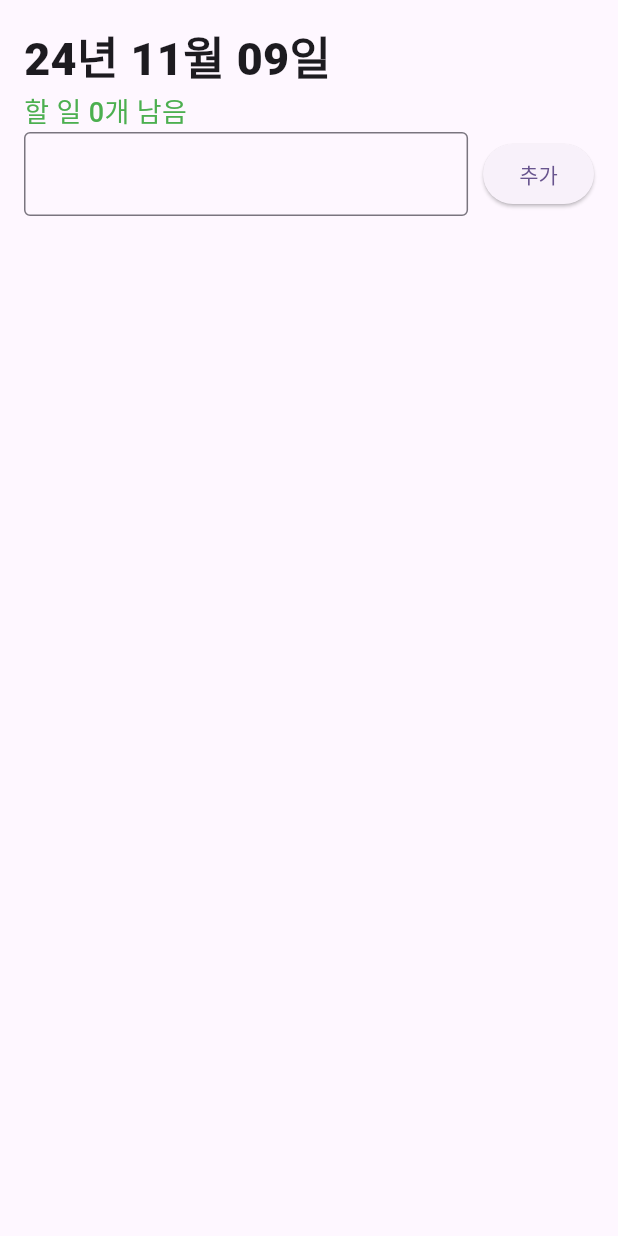
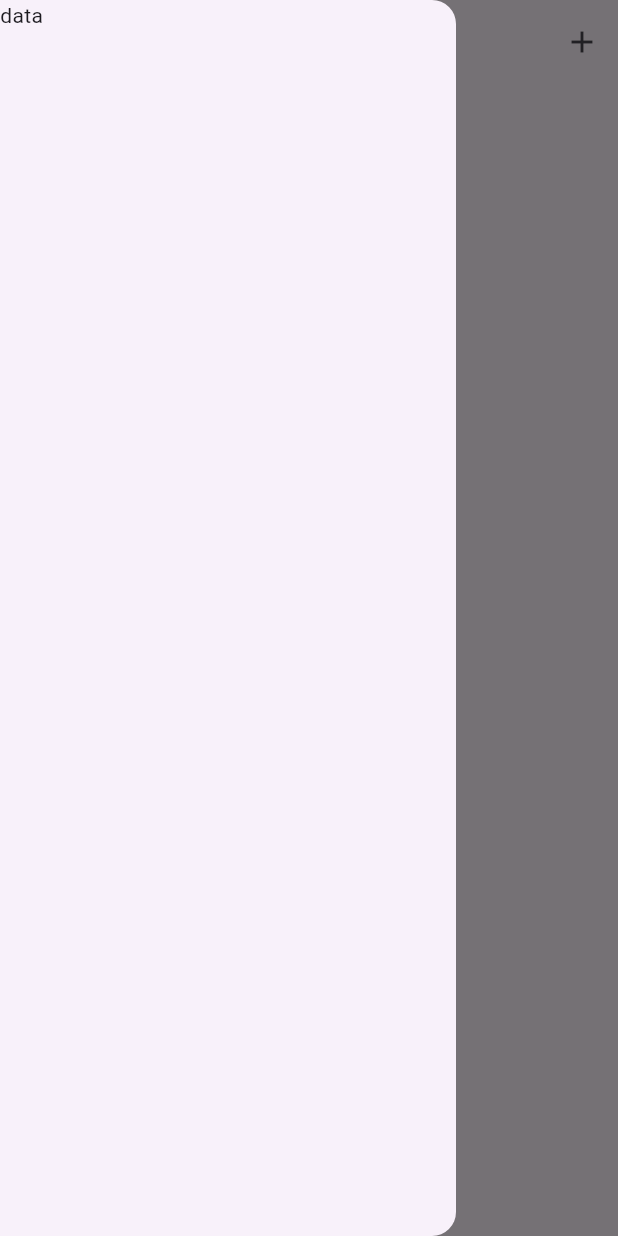
Before and after one commit to munseunggyu/flutter, a Flutter app: the screen it shows after launch, with the side drawer open (before the commit the screen has no drawer), on a phone screen of 412 x 824 dp. Run offline on Flutter 3.47's test engine with Material 3 defaults, Android fonts, the light colour scheme and no system bars; our stand-ins replace image_picker, shared_preferences, video_player, webview_flutter.

Commit message:
Todo 코드리팩토링

```diff
--- a/todo/lib/main.dart
+++ b/todo/lib/main.dart
@@ -17,16 +17,11 @@ class _MyAppState extends State<MyApp> {
   @override
   Widget build(BuildContext context) {
     return MaterialApp(
-      title: 'Flutter Demo',
-      theme: ThemeData(
-        colorScheme: ColorScheme.fromSeed(seedColor: Colors.deepPurple),
-        useMaterial3: true,
-      ),
-      home: const Scaffold(
-        body: SafeArea(
-          child: HomeScreen(),
+        title: 'Flutter Demo',
+        theme: ThemeData(
+          colorScheme: ColorScheme.fromSeed(seedColor: Colors.deepPurple),
+          useMaterial3: true,
         ),
-      ),
-    );
+        home: const HomeScreen());
   }
 }
--- a/todo/lib/screens/footer.dart
+++ /dev/null
@@ -1,52 +0,0 @@
-import 'package:flutter/material.dart';
-
-class Footer extends StatefulWidget {
-  final String input;
-  void Function(String) changeInput;
-  final VoidCallback addTodoList;
-
-  Footer(
-      {super.key,
-      required this.input,
-      required this.changeInput,
-      required this.addTodoList});
-
-  @override
-  State<Footer> createState() => _FooterState();
-}
-
-class _FooterState extends State<Footer> {
-  final myController = TextEditingController();
-
-  @override
-  Widget build(BuildContext context) {
-    return Row(
-      mainAxisAlignment: MainAxisAlignment.end,
-      children: [
-        Expanded(
-          flex: 7,
-          child: TextField(
-            onChanged: widget.changeInput,
-            decoration: const InputDecoration(
-              border: OutlineInputBorder(),
-            ),
-          ),
-        ),
-        const SizedBox(
-          width: 10,
-        ),
-        ElevatedButton(
-          onPressed: () {
-            widget.addTodoList();
-            setState(() {
-              myController.clear();
-            });
-          },
-          child: const Text(
-            '추가',
-          ),
-        )
-      ],
-    );
-  }
-}
--- a/todo/lib/screens/header.dart
+++ /dev/null
@@ -1,35 +0,0 @@
-import 'package:intl/intl.dart';
-import 'package:flutter/material.dart';
-import 'package:todo/models/todo_item.dart';
-
-class Header extends StatelessWidget {
-  final now = DateTime.now();
-  late String formattedDate = DateFormat('yy년 MM월 dd일').format(now);
-  final List<TodoItem> todoList;
-  // 오늘 날짜 담는 부분과 남은 할 일 갯수
-  Header({super.key, required this.todoList});
-
-  @override
-  Widget build(BuildContext context) {
-    return Column(
-      crossAxisAlignment: CrossAxisAlignment.start,
-      children: [
-        Text(
-          formattedDate,
-          style: const TextStyle(
-            fontSize: 30,
-            fontWeight: FontWeight.w800,
-          ),
-        ),
-        Text(
-          '할 일 ${todoList.where((todo) => !todo.done).length.toString()}개 남음',
-          style: const TextStyle(
-            color: Colors.green,
-            fontSize: 18,
-            fontWeight: FontWeight.w500,
-          ),
-        ),
-      ],
-    );
-  }
-}
--- a/todo/lib/screens/home_screen.dart
+++ b/todo/lib/screens/home_screen.dart
@@ -1,73 +1,151 @@
 import 'package:flutter/material.dart';
-import 'package:todo/models/todo_item.dart';
-import 'package:todo/screens/body.dart';
-import 'package:todo/screens/footer.dart';
-import 'package:todo/screens/header.dart';
-
-// header 날짜 할일 갯수
-// body list 노출, check로 완료 표기, 삭제
-// footer input 영역 추가
+import 'package:shared_preferences/shared_preferences.dart';
+import 'package:todo/screens/add_task.dart';
 
 class HomeScreen extends StatefulWidget {
-  const HomeScreen({super.key});
+  const HomeScreen({
+    super.key,
+  });
 
   @override
   State<HomeScreen> createState() => _HomeScreenState();
 }
 
 class _HomeScreenState extends State<HomeScreen> {
-  int id = 0;
-  List<TodoItem> todoList = [];
-  String input = '';
+  List<String> todoList = [];
 
-  void changeInput(String value) {
+  void addTodo({required String todoText}) {
+    if (todoList.contains(todoText)) {
+      showDialog(
+          context: context,
+          builder: (context) {
+            return AlertDialog(
+              title: const Text('이미 존재함'),
+              actions: [
+                TextButton(
+                  onPressed: () {
+                    Navigator.pop(context);
+                  },
+                  child: const Text('close'),
+                ),
+              ],
+            );
+          });
+      return;
+    }
     setState(() {
-      input = value;
+      todoList.insert(0, todoText);
+      writeLocalData();
+      Navigator.pop(context);
     });
   }
 
-  void addTodoList() {
-    print('object');
+  void removeTodo(int index) {
     setState(() {
-      TodoItem newItem = TodoItem(id: id, txt: input, done: false);
-      todoList.add(newItem);
-      id += 1;
-      input = '';
+      todoList.removeAt(index);
+      writeLocalData();
+      if (Navigator.of(context).canPop()) {
+        Navigator.pop(context);
+      }
     });
   }
 
-  void todoDone(bool value, int id) {
+  void writeLocalData() async {
+    final SharedPreferences prefs = await SharedPreferences.getInstance();
+
+    await prefs.setStringList('item', todoList);
+  }
+
+  void loadData() async {
+    final SharedPreferences prefs = await SharedPreferences.getInstance();
+    final List<String> items = (prefs.getStringList('item') ?? []).toList();
+
     setState(() {
-      todoList = todoList.map((el) {
-        if (el.id == id) {
-          return TodoItem(id: el.id, txt: el.txt, done: value);
-        }
-        return el;
-      }).toList();
+      todoList = items;
     });
   }
 
   @override
+  void initState() {
+    super.initState();
+    loadData();
+  }
+
+  @override
   Widget build(BuildContext context) {
-    return Padding(
-      padding: const EdgeInsets.all(16),
-      child: Column(
-        crossAxisAlignment: CrossAxisAlignment.stretch,
-        children: [
-          Header(todoList: todoList),
-          Footer(
-            input: input,
-            changeInput: changeInput,
-            addTodoList: addTodoList,
-          ),
-          const SizedBox(
-            height: 30,
-          ),
-          Body(
-            todoList: todoList,
-            todoDone: todoDone,
+    return Scaffold(
+      drawer: const Drawer(
+        child: Text('data'),
+      ),
+      appBar: AppBar(
+        title: const Text('TODO App'),
+        centerTitle: true,
+        actions: [
+          IconButton(
+            onPressed: () {
+              showModalBottomSheet(
+                context: context,
+                builder: (context) {
+                  return Padding(
+                    padding: MediaQuery.of(context).viewInsets,
+                    child: SizedBox(
+                      height: 250,
+                      child: AddTask(
+                        addTodo: addTodo,
+                      ),
+                    ),
+                  );
+                },
+              );
+            },
+            icon: const Icon(
+              Icons.add,
+            ),
           ),
         ],
+      ),
+      body: ListView.builder(
+        itemBuilder: (context, index) {
+          return Dismissible(
+            key: UniqueKey(),
+            direction: DismissDirection.startToEnd,
+            background: Container(
+              color: Colors.red,
+              child: const Row(
+                children: [
+                  Icon(
+                    Icons.check,
+                    color: Colors.white,
+                  ),
+                ],
+              ),
+            ),
+            onDismissed: (direction) {
+              removeTodo(index);
+            },
+            child: ListTile(
+              onTap: () {
+                showModalBottomSheet(
+                  context: context,
+                  builder: (context) {
+                    return Container(
+                      padding: const EdgeInsets.all(20),
+                      width: double.infinity,
+                      child: ElevatedButton(
+                        onPressed: () {
+                          removeTodo(index);
+                        },
+                        child: const Text('Task done!'),
+                      ),
+                    );
+                  },
+                );
+              },
+              title: Text(todoList[index]),
+            ),
+          );
+        },
+        itemCount: todoList.length,
       ),
     );
   }
--- a/todo/pubspec.yaml
+++ b/todo/pubspec.yaml
@@ -36,6 +36,7 @@ dependencies:
   # Use with the CupertinoIcons class for iOS style icons.
   cupertino_icons: ^1.0.8
   intl: ^0.19.0
+  shared_preferences: ^2.3.3
 
 dev_dependencies:
   flutter_test:
```
Also changed, not shown: todo/lib/screens/add_task.dart (added, +44 -0 lines), todo/lib/screens/body.dart (deleted, +0 -39 lines), todo/pubspec.lock.
